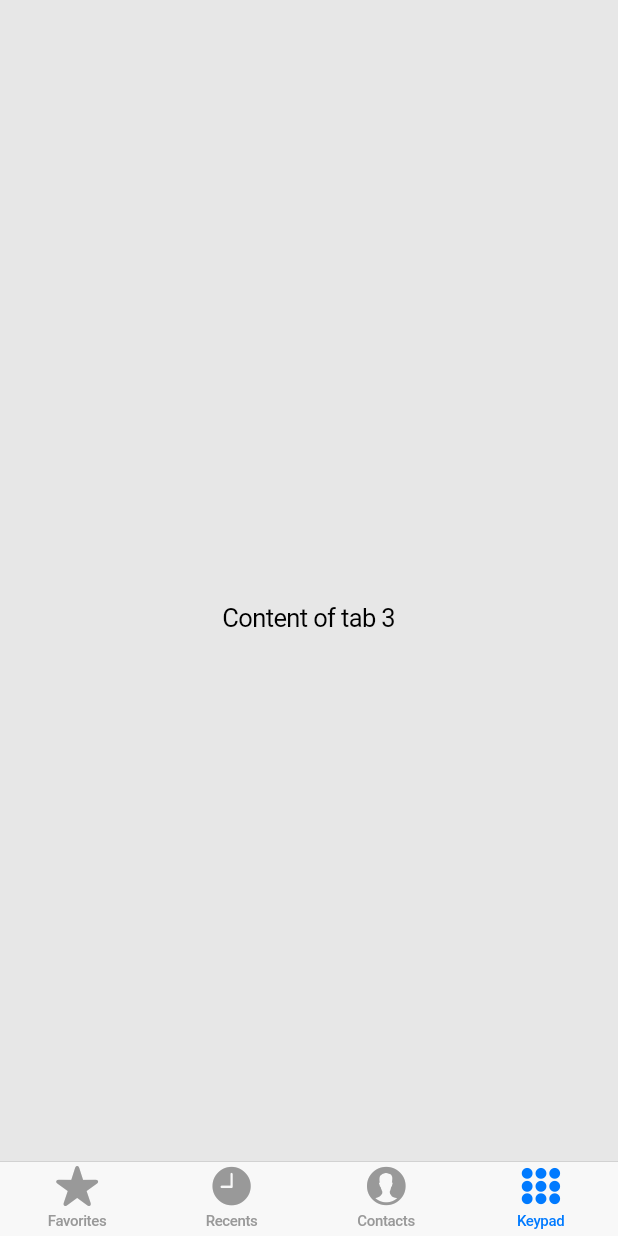
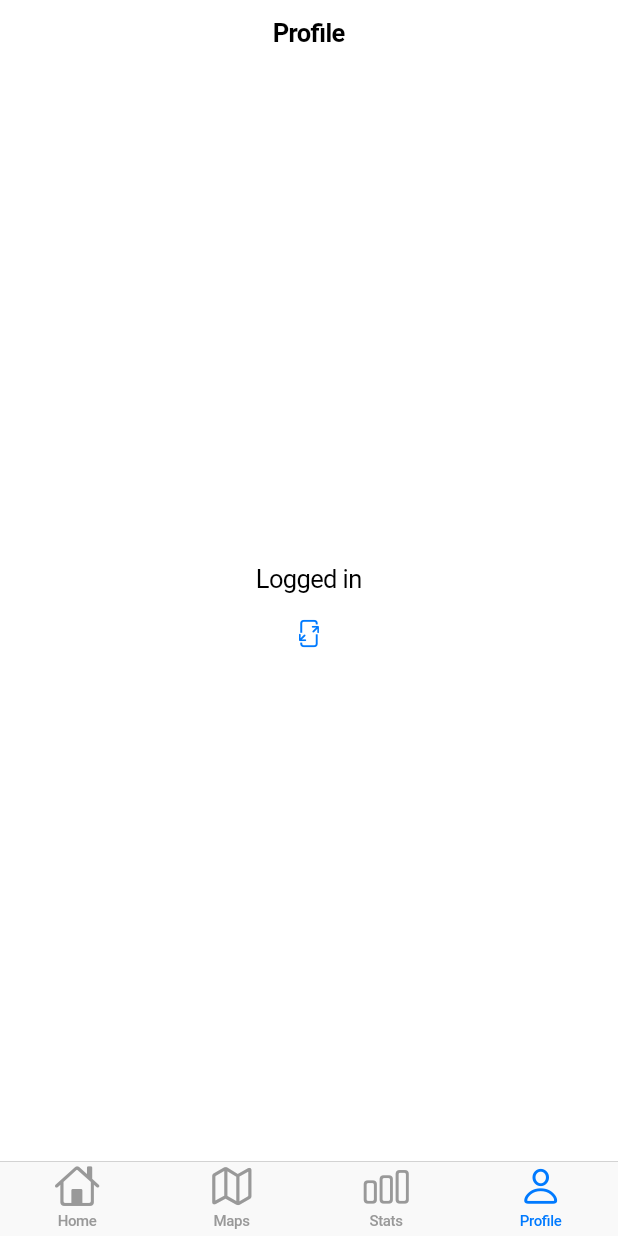
Before and after one commit to joelkingsley/winsouls-client, a Flutter app: the screen it shows after launch, item 4 of the bottom bar chosen, on a phone screen of 412 x 824 dp. Run offline on Flutter 3.47's test engine with Material 2 defaults, Android fonts, the phone set to English and light mode, and no system bars.

Commit message:
Added tabs and linked them to navigation bar

```diff
--- a/lib/presentation/navigation_tab_bar.dart
+++ b/lib/presentation/navigation_tab_bar.dart
@@ -1,7 +1,23 @@
 import 'package:flutter/cupertino.dart';
+import 'package:winsouls/presentation/tabs/home/home_tab.dart';
+import 'package:winsouls/presentation/tabs/maps/maps_tab.dart';
+import 'package:winsouls/presentation/tabs/profile/profile_tab.dart';
+import 'package:winsouls/presentation/tabs/stats/stats_tab.dart';
 
-class NavigationTabBar extends StatelessWidget {
+class NavigationTabBar extends StatefulWidget {
   const NavigationTabBar({super.key});
+
+  @override
+  State<NavigationTabBar> createState() => _NavigationTabBarState();
+}
+
+class _NavigationTabBarState extends State<NavigationTabBar> {
+  List<Widget> tabs = [
+    const HomeTabPage(),
+    const MapsTabPage(),
+    const StatsTabPage(),
+    const ProfileTabPage()
+  ];
 
   @override
   Widget build(BuildContext context) {
@@ -9,29 +25,27 @@ class NavigationTabBar extends StatelessWidget {
       tabBar: CupertinoTabBar(
         items: const <BottomNavigationBarItem>[
           BottomNavigationBarItem(
-            icon: Icon(CupertinoIcons.star_fill),
-            label: 'Favorites',
+            icon: Icon(CupertinoIcons.home),
+            label: 'Home',
           ),
           BottomNavigationBarItem(
-            icon: Icon(CupertinoIcons.clock_solid),
-            label: 'Recents',
+            icon: Icon(CupertinoIcons.map),
+            label: 'Maps',
           ),
           BottomNavigationBarItem(
-            icon: Icon(CupertinoIcons.person_alt_circle_fill),
-            label: 'Contacts',
+            icon: Icon(CupertinoIcons.chart_bar),
+            label: 'Stats',
           ),
           BottomNavigationBarItem(
-            icon: Icon(CupertinoIcons.circle_grid_3x3_fill),
-            label: 'Keypad',
+            icon: Icon(CupertinoIcons.person),
+            label: 'Profile',
           ),
         ],
       ),
       tabBuilder: (BuildContext context, int index) {
         return CupertinoTabView(
           builder: (BuildContext context) {
-            return Center(
-              child: Text('Content of tab $index'),
-            );
+            return tabs[index];
           },
         );
       },
--- a/lib/presentation/tabs/maps/maps_tab.dart
+++ b/lib/presentation/tabs/maps/maps_tab.dart
@@ -15,7 +15,9 @@ class _MapsTabPageState extends State<MapsTabPage> {
       navigationBar: const CupertinoNavigationBar(
         middle: Text('Maps'),
       ),
-      child: CupertinoListSection.insetGrouped(
+      child: ListView(
+        children: [
+          CupertinoListSection.insetGrouped(
             header: const Text('My Reminders'),
             children: <CupertinoListTile>[
               CupertinoListTile.notched(
@@ -61,6 +63,8 @@ class _MapsTabPageState extends State<MapsTabPage> {
                 ),
               ),
             ],
+          )
+        ],
       ),
     );
   }
--- /dev/null
+++ b/lib/presentation/tabs/profile/profile_tab.dart
@@ -0,0 +1,36 @@
+import 'package:flutter/cupertino.dart';
+
+class ProfileTabPage extends StatefulWidget {
+  const ProfileTabPage({super.key});
+
+  @override
+  State<ProfileTabPage> createState() => _ProfileTabPageState();
+}
+
+class _ProfileTabPageState extends State<ProfileTabPage> {
+  void _logoutPressed() {}
+
+  @override
+  Widget build(BuildContext context) {
+    return CupertinoPageScaffold(
+      navigationBar: const CupertinoNavigationBar(
+        middle: Text('Profile'),
+      ),
+      child: Center(
+        child: Column(
+          mainAxisAlignment: MainAxisAlignment.center,
+          children: <Widget>[
+            const Text(
+              'Logged in',
+            ),
+            CupertinoButton(
+              onPressed: _logoutPressed,
+              child: const Icon(
+                  CupertinoIcons.rectangle_arrow_up_right_arrow_down_left),
+            ),
+          ],
+        ),
+      ),
+    );
+  }
+}
```
Also changed, not shown: lib/presentation/not_available.dart (added, +21 -0 lines), lib/presentation/tabs/home/home_tab.dart (+28 -31 lines), lib/presentation/tabs/stats/stats_tab.dart (added, +45 -0 lines), 2 other files. Lines whose indentation alone changed are shown as unchanged.
